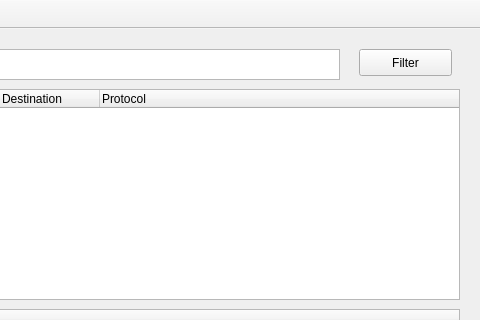
First picture: the form in MainWindoww.ui, repository SaeedAbdelWahab/Python-Packet-Sniffer, before the edit; both pictures show x 311 to 791 and y 0 to 320 of the 791 by 677 pixel window.
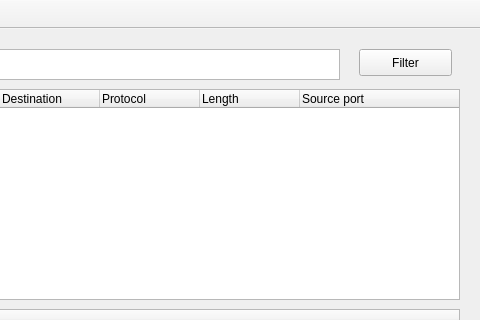
Second picture: the form after the edit. Icons and pictures are not drawn.

```diff
--- a/MainWindoww.ui
+++ b/MainWindoww.ui
@@ -100,6 +100,16 @@
       <string>Protocol</string>
      </property>
     </column>
+    <column>
+     <property name="text">
+      <string>Length</string>
+     </property>
+    </column>
+    <column>
+     <property name="text">
+      <string>Source port</string>
+     </property>
+    </column>
     <column>
      <property name="text">
       <string/>
```
